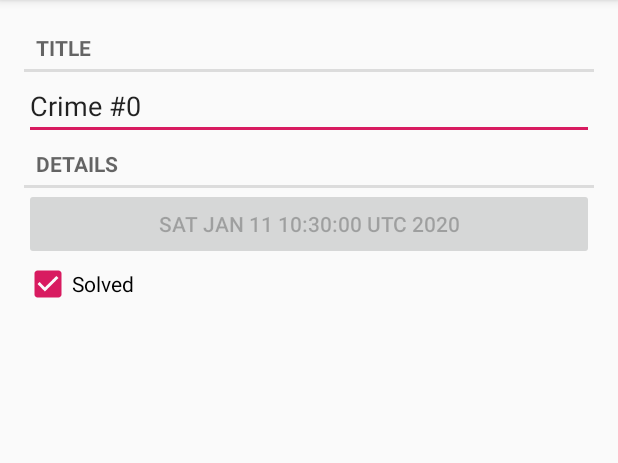
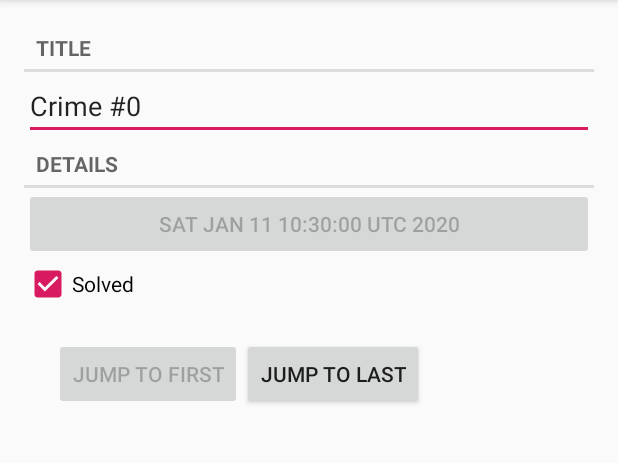
Before and after one commit to 40550074/AndroidLearningDemoCriminalIntent, an Android app: the CrimeFragment screen opened directly, with no data from a screen before it, on a phone screen of 412 x 824 dp, the part 84-547 px from its top. Run offline under Robolectric (Android 15) with nearby library versions, the phone set to English and light mode, and no system bars.

Commit message:
Add two convenient jump buttons

```diff
--- a/CriminalIntent/app/src/main/java/com/example/criminalintent/CrimeFragment.java
+++ b/CriminalIntent/app/src/main/java/com/example/criminalintent/CrimeFragment.java
@@ -12,9 +12,11 @@ import android.widget.CheckBox;
 import android.widget.CompoundButton;
 import android.widget.EditText;
 import android.widget.RadioGroup;
+import android.widget.Toast;
 
 import androidx.fragment.app.Fragment;
 
+import java.util.List;
 import java.util.UUID;
 
 import static android.widget.CompoundButton.*;
@@ -27,6 +29,8 @@ public class CrimeFragment extends Fragment {
     private EditText mTitleField;
     private Button mDateButton;
     private CheckBox mSolvedCheckBox;
+    private Button mJumpToFirstButton;
+    private Button mJumpToLastButton;
 
     public static CrimeFragment newInstance(UUID crimeId) {
         Bundle args = new Bundle();
@@ -81,6 +85,40 @@ public class CrimeFragment extends Fragment {
             }
         });
 
+        List<Crime> crimes = CrimeLab.get(getActivity()).getCrimes();
+
+        mJumpToFirstButton = (Button)v.findViewById(R.id.button_jump_to_first);
+        if (crimes.get(0).getId().equals(mCrime.getId())) {
+            mJumpToFirstButton.setEnabled(false);
+        } else {
+            mJumpToFirstButton.setEnabled(true);
+        }
+
+        mJumpToFirstButton.setOnClickListener(new View.OnClickListener() {
+            @Override
+            public void onClick(View v) {
+                if(getActivity() instanceof CrimeFragmentJumpPageListener) {
+                    ((CrimeFragmentJumpPageListener)getActivity()).jumpToFirstPage();
+                }
+            }
+        });
+
+        mJumpToLastButton = (Button)v.findViewById(R.id.button_jump_to_last);
+        if (crimes.get(CrimeLab.get(getActivity()).getCrimes().size() - 1).getId().equals(mCrime.getId())) {
+            mJumpToLastButton.setEnabled(false);
+        } else {
+            mJumpToLastButton.setEnabled(true);
+        }
+
+        mJumpToLastButton.setOnClickListener(new View.OnClickListener() {
+            @Override
+            public void onClick(View v) {
+                if(getActivity() instanceof CrimeFragmentJumpPageListener) {
+                    ((CrimeFragmentJumpPageListener)getActivity()).jumpToLastPage();
+                }
+            }
+        });
+
         return v;
     }
 
--- /dev/null
+++ b/CriminalIntent/app/src/main/java/com/example/criminalintent/CrimeFragmentJumpPageListener.java
@@ -0,0 +1,6 @@
+package com.example.criminalintent;
+
+public interface CrimeFragmentJumpPageListener {
+    void jumpToFirstPage();
+    void jumpToLastPage();
+}
--- a/CriminalIntent/app/src/main/java/com/example/criminalintent/CrimeListFragment.java
+++ b/CriminalIntent/app/src/main/java/com/example/criminalintent/CrimeListFragment.java
@@ -5,6 +5,7 @@ import android.os.Bundle;
 import android.view.LayoutInflater;
 import android.view.View;
 import android.view.ViewGroup;
+import android.widget.Button;
 import android.widget.ImageView;
 import android.widget.TextView;
 import android.widget.Toast;
@@ -68,6 +69,7 @@ public class CrimeListFragment extends Fragment {
         private Crime mCrime;
         private ImageView mSolvedImageView;
 
+
         public CrimeHolder(LayoutInflater inflater, ViewGroup parent) {
             super(inflater.inflate(R.layout.list_item_crime, parent, false));
             itemView.setOnClickListener(this);
--- a/CriminalIntent/app/src/main/java/com/example/criminalintent/CrimePagerActivity.java
+++ b/CriminalIntent/app/src/main/java/com/example/criminalintent/CrimePagerActivity.java
@@ -14,7 +14,7 @@ import android.os.Bundle;
 import java.util.List;
 import java.util.UUID;
 
-public class CrimePagerActivity extends AppCompatActivity {
+public class CrimePagerActivity extends AppCompatActivity implements CrimeFragmentJumpPageListener {
 
     private static final String EXTRA_CRIME_ID = "com.example.criminalintent.crime_id";
 
@@ -59,4 +59,13 @@ public class CrimePagerActivity extends AppCompatActivity {
             }
         }
     }
+
+    // Implement CrimeFragmentJumpPageListener
+    public void jumpToFirstPage() {
+        mViewPager.setCurrentItem(0);
+    }
+
+    public void jumpToLastPage() {
+        mViewPager.setCurrentItem(mCrimes.size() - 1);
+    }
 }
--- a/CriminalIntent/app/src/main/res/layout/fragment_crime.xml
+++ b/CriminalIntent/app/src/main/res/layout/fragment_crime.xml
@@ -34,4 +34,24 @@
         android:id="@+id/crime_solved"
         android:text="@string/crime_solved_label"/>
 
+    <LinearLayout
+        android:orientation="horizontal"
+        android:layout_width="wrap_content"
+        android:layout_height="wrap_content"
+        android:padding="20dp">
+
+        <Button
+            android:layout_width="wrap_content"
+            android:layout_height="wrap_content"
+            android:id="@+id/button_jump_to_first"
+            android:text="@string/jump_to_first"/>
+
+        <Button
+            android:layout_width="wrap_content"
+            android:layout_height="wrap_content"
+            android:id="@+id/button_jump_to_last"
+            android:text="@string/jump_to_last"/>
+    </LinearLayout>
+
+
 </LinearLayout>
--- a/CriminalIntent/app/src/main/res/values/strings.xml
+++ b/CriminalIntent/app/src/main/res/values/strings.xml
@@ -4,4 +4,6 @@
     <string name="crime_title_label">Title</string>
     <string name="crime_details_label">Details</string>
     <string name="crime_solved_label">Solved</string>
+    <string name="jump_to_first">Jump to first</string>
+    <string name="jump_to_last">Jump to last</string>
 </resources>
```
